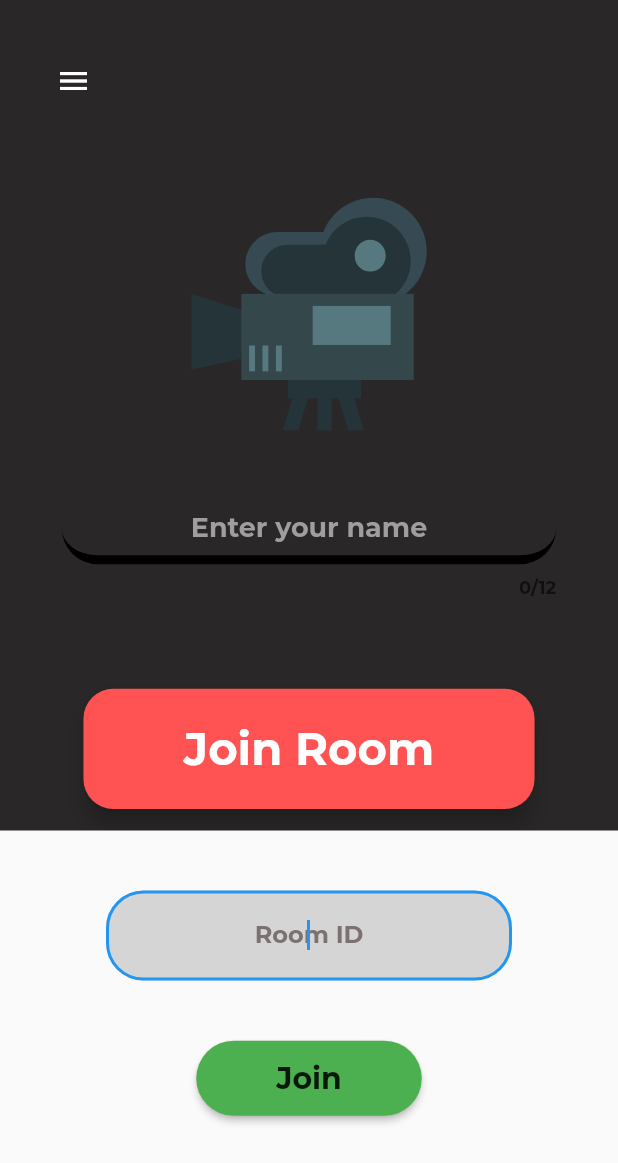
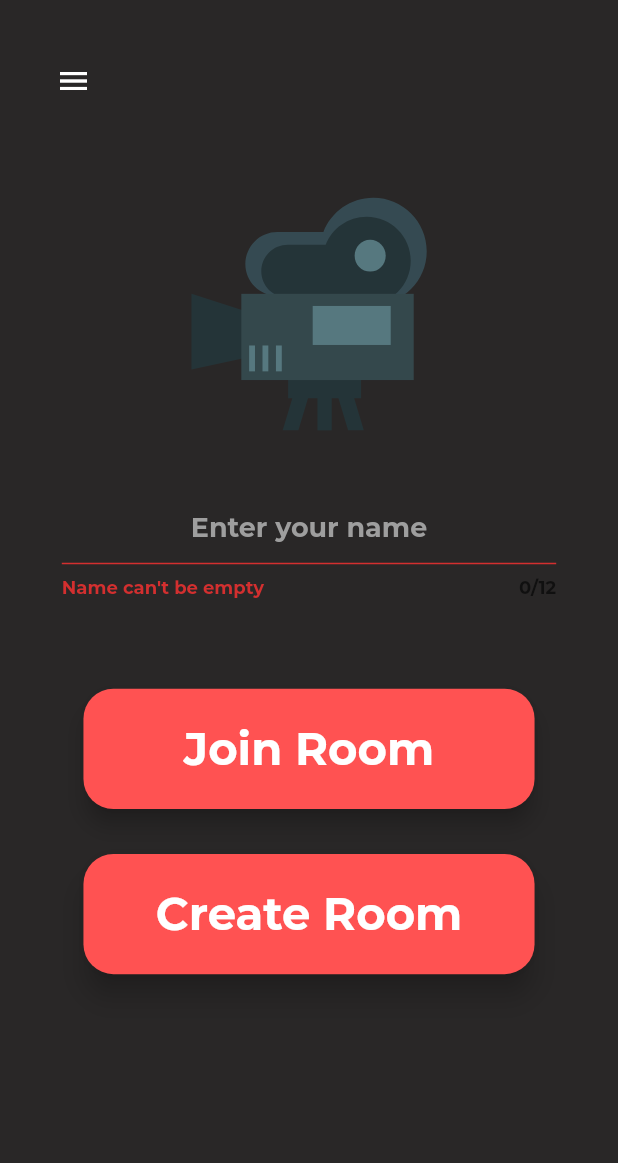
Before and after one commit to AVSync-Team/AVSync-Official, a Flutter app: the screen it shows after launch, after a tap on "Join Room", after a tap on "Create Room", on a phone screen of 412 x 824 dp. Shown: the top 1163 px of the screen. Run offline on Flutter 3.47's test engine with Material 2 defaults, Android fonts, the phone set to English and light mode, and no system bars; our stand-ins replace better_player, file_picker, firebase_database, flutter_svg, get, video_player and 1 more; missing offline and left inert: clipboard; accounts and stored records are empty; Roboto replaces fonts that are missing (Raleway).

Commit message:
validate name done

```diff
--- a/lib/views/createRoom.dart
+++ b/lib/views/createRoom.dart
@@ -37,6 +37,7 @@ class _CreateRoomScreenState extends State<CreateRoomScreen> {
   double zOffset = 0;
   double scaleFactor = 1;
   bool isDrawerOpen = false;
+  final _formKey = GlobalKey<FormState>();
   // FlutterSoundPlayer _mplayer = FlutterSoundPlayer();
   // var _mPlayerIsInited = false.obs;
   // final double heightRatio = Get.height / 823;
@@ -271,13 +272,21 @@ class _CreateRoomScreenState extends State<CreateRoomScreen> {
                       child: Center(
                         child: Container(
                           width: Get.width * 0.35,
+                          child: Form(
+                            key: _formKey,
                             child: Column(
                               crossAxisAlignment: CrossAxisAlignment.center,
                               mainAxisAlignment: MainAxisAlignment.center,
                               children: <Widget>[
                                 Container(
                                   width: Get.width * 0.5,
-                                child: TextField(
+                                  child: TextFormField(
+                                    validator: (String value) {
+                                      if (value.isEmpty) {
+                                        return "Name can't be empty";
+                                      }
+                                      return null;
+                                    },
                                     maxLength: 12,
                                     textAlign: TextAlign.center,
                                     style: TextStyle(
@@ -317,7 +326,8 @@ class _CreateRoomScreenState extends State<CreateRoomScreen> {
                                       //  ),
                                       hintText: "Enter your name",
                                       hintStyle: TextStyle(
-                                        color: themeController.blackText.value),
+                                          color:
+                                              themeController.blackText.value),
                                     ),
                                   ),
                                 ),
@@ -349,6 +359,9 @@ class _CreateRoomScreenState extends State<CreateRoomScreen> {
                                           fontWeight: FontWeight.normal),
                                     ),
                                     onPressed: () async {
+                                      //don't process further if the name is empty
+                                      if (!_formKey.currentState.validate())
+                                        return;
                                       Scaffold.of(context).showBottomSheet(
                                         // context: context,
                                         // shape: RoundedRectangleBorder(
@@ -389,8 +402,8 @@ class _CreateRoomScreenState extends State<CreateRoomScreen> {
                                                     child: TextField(
                                                       style: TextStyle(
                                                           color: Colors.black,
-                                                        fontWeight:
-                                                            FontWeight.normal),
+                                                          fontWeight: FontWeight
+                                                              .normal),
                                                       controller: roomId,
                                                       onChanged: (value) {
                                                         roomLogicController
@@ -398,8 +411,10 @@ class _CreateRoomScreenState extends State<CreateRoomScreen> {
                                                       },
                                                       keyboardType:
                                                           TextInputType.number,
-                                                    textAlign: TextAlign.center,
-                                                    decoration: InputDecoration(
+                                                      textAlign:
+                                                          TextAlign.center,
+                                                      decoration:
+                                                          InputDecoration(
                                                         // enabledBorder: OutlineInputBorder(
                                                         //   borderSide: const BorderSide(
                                                         //       color: Colors.white, width: 2.0),
@@ -408,8 +423,7 @@ class _CreateRoomScreenState extends State<CreateRoomScreen> {
                                                         filled: true,
                                                         fillColor: Colors.grey
                                                             .withOpacity(0.4),
-                                                      border:
-                                                          OutlineInputBorder(
+                                                        border: OutlineInputBorder(
                                                             borderRadius:
                                                                 BorderRadius
                                                                     .circular(
@@ -425,7 +439,8 @@ class _CreateRoomScreenState extends State<CreateRoomScreen> {
                                                     height: 30 * heightRatio,
                                                     width: 30,
                                                   ),
-                                                GetBuilder<RoomLogicController>(
+                                                  GetBuilder<
+                                                      RoomLogicController>(
                                                     builder: (controller) {
                                                       return Container(
                                                         //height: 50 * heightRatio,
@@ -447,8 +462,7 @@ class _CreateRoomScreenState extends State<CreateRoomScreen> {
                                                                 .joinRoom(
                                                                     roomId: roomId
                                                                         .text,
-                                                                  name:
-                                                                      nameController
+                                                                    name: nameController
                                                                         .text);
 
                                                             if (true) {
@@ -506,6 +520,9 @@ class _CreateRoomScreenState extends State<CreateRoomScreen> {
                                         // ),
                                         // color: Colors.white,
                                         onPressed: () async {
+                                          //check if name is null
+                                          if (!_formKey.currentState.validate())
+                                            return;
                                           roomLogicController.isLoading.value =
                                               true;
                                           await roomLogicController.makeRoom(
@@ -534,6 +551,7 @@ class _CreateRoomScreenState extends State<CreateRoomScreen> {
                           ),
                         ),
                       ),
+                    ),
                     Container(
                       width: 30,
                     )
@@ -549,6 +567,8 @@ class _CreateRoomScreenState extends State<CreateRoomScreen> {
                   //height: Get.height,
                   // decoration:
                   //     BoxDecoration(border: Border.all(color: Colors.green)),
+                  child: Form(
+                    key: _formKey,
                     child: Column(
                       crossAxisAlignment: CrossAxisAlignment.center,
                       mainAxisAlignment: MainAxisAlignment.start,
@@ -604,7 +624,13 @@ class _CreateRoomScreenState extends State<CreateRoomScreen> {
                         SizedBox(height: 30),
                         Container(
                           width: Get.width * 0.8,
-                        child: TextField(
+                          child: TextFormField(
+                            validator: (String value) {
+                              if (value.isEmpty) {
+                                return "Name can't be empty";
+                              }
+                              return null;
+                            },
                             maxLength: 12,
                             textAlign: TextAlign.center,
                             style: TextStyle(
@@ -626,8 +652,8 @@ class _CreateRoomScreenState extends State<CreateRoomScreen> {
                                 borderRadius: new BorderRadius.circular(25),
                               ),
                               enabledBorder: UnderlineInputBorder(
-                              borderSide:
-                                  new BorderSide(color: Colors.black, width: 6),
+                                borderSide: new BorderSide(
+                                    color: Colors.black, width: 6),
                                 borderRadius: new BorderRadius.circular(25),
                               ),
 
@@ -674,6 +700,11 @@ class _CreateRoomScreenState extends State<CreateRoomScreen> {
                             onPressed: () async {
                               // Portrait build
 
+                              //checks if the name is empty don't proceed further
+                              print(
+                                  "validate: ${_formKey.currentState.validate()}");
+                              if (!_formKey.currentState.validate()) return;
+
                               _createCustomBottomSheet(
                                   heightRatio: heightRatio,
                                   widthRatio: widthRatio,
@@ -716,6 +747,9 @@ class _CreateRoomScreenState extends State<CreateRoomScreen> {
                                 // ),
                                 // color: Colors.white,
                                 onPressed: () async {
+                                  //check if name is null
+                                  if (!_formKey.currentState.validate()) return;
+
                                   roomLogicController.isLoading.value = true;
                                   await roomLogicController.makeRoom(
                                       adminName: nameController.text);
@@ -740,6 +774,7 @@ class _CreateRoomScreenState extends State<CreateRoomScreen> {
                   ),
                 ),
               ),
+      ),
     );
   }
 }
```
Lines whose indentation alone changed are shown as unchanged.
